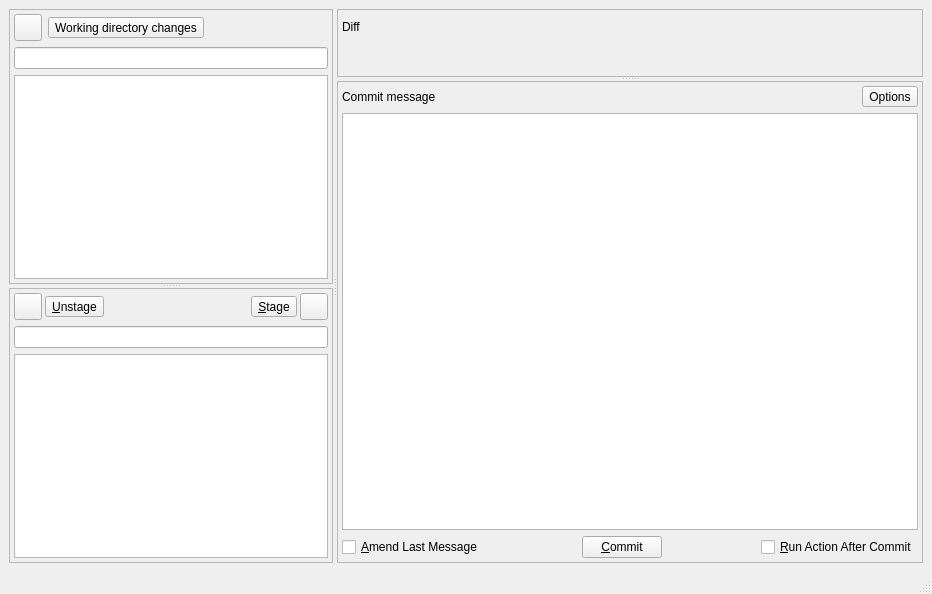
Old version of the form qgitc/commitwindow.ui in the repository timxx/qgitc.
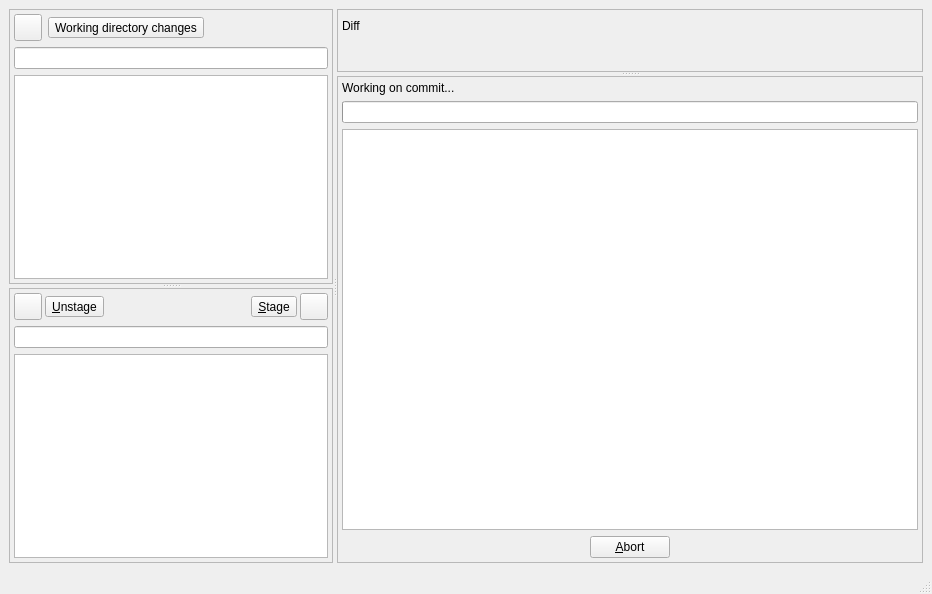
New version of the form. The open tabs and pages were chosen to show the change. Custom widgets are drawn as their Qt base class.

Commit message:
Drop commit progress dialog
This reduce steps to close the commit window

The edit to the form file:
```diff
--- a/qgitc/commitwindow.ui
+++ b/qgitc/commitwindow.ui
@@ -235,6 +235,9 @@
          <enum>QFrame::Shadow::Raised</enum>
         </property>
         <layout class="QVBoxLayout" name="verticalLayout">
+         <property name="spacing">
+          <number>6</number>
+         </property>
          <property name="leftMargin">
           <number>4</number>
          </property>
@@ -279,6 +282,25 @@
          </item>
         </layout>
        </widget>
+       <widget class="QStackedWidget" name="stackedWidget">
+        <property name="currentIndex">
+         <number>0</number>
+        </property>
+        <widget class="QWidget" name="pageMessage">
+         <layout class="QVBoxLayout" name="verticalLayout_4">
+          <property name="leftMargin">
+           <number>0</number>
+          </property>
+          <property name="topMargin">
+           <number>0</number>
+          </property>
+          <property name="rightMargin">
+           <number>0</number>
+          </property>
+          <property name="bottomMargin">
+           <number>0</number>
+          </property>
+          <item>
        <widget class="QFrame" name="frame_4">
         <property name="frameShape">
          <enum>QFrame::Shape::StyledPanel</enum>
@@ -407,6 +429,111 @@
           </layout>
          </item>
         </layout>
+           </widget>
+          </item>
+         </layout>
+        </widget>
+        <widget class="QWidget" name="pageProgress">
+         <layout class="QVBoxLayout" name="verticalLayout_7">
+          <property name="leftMargin">
+           <number>0</number>
+          </property>
+          <property name="topMargin">
+           <number>0</number>
+          </property>
+          <property name="rightMargin">
+           <number>0</number>
+          </property>
+          <property name="bottomMargin">
+           <number>0</number>
+          </property>
+          <item>
+           <widget class="QFrame" name="frame_5">
+            <property name="frameShape">
+             <enum>QFrame::Shape::StyledPanel</enum>
+            </property>
+            <property name="frameShadow">
+             <enum>QFrame::Shadow::Raised</enum>
+            </property>
+            <layout class="QVBoxLayout" name="verticalLayout_6">
+             <property name="leftMargin">
+              <number>4</number>
+             </property>
+             <property name="topMargin">
+              <number>4</number>
+             </property>
+             <property name="rightMargin">
+              <number>4</number>
+             </property>
+             <property name="bottomMargin">
+              <number>4</number>
+             </property>
+             <item>
+              <widget class="QLabel" name="lbStatus">
+               <property name="text">
+                <string>Working on commit...</string>
+               </property>
+              </widget>
+             </item>
+             <item>
+              <widget class="QProgressBar" name="progressBar">
+               <property name="value">
+                <number>0</number>
+               </property>
+               <property name="textVisible">
+                <bool>false</bool>
+               </property>
+              </widget>
+             </item>
+             <item>
+              <widget class="QPlainTextEdit" name="teOutput">
+               <property name="readOnly">
+                <bool>true</bool>
+               </property>
+              </widget>
+             </item>
+             <item>
+              <layout class="QHBoxLayout" name="horizontalLayout_7">
+               <item>
+                <spacer name="horizontalSpacer_6">
+                 <property name="orientation">
+                  <enum>Qt::Orientation::Horizontal</enum>
+                 </property>
+                 <property name="sizeHint" stdset="0">
+                  <size>
+                   <width>40</width>
+                   <height>20</height>
+                  </size>
+                 </property>
+                </spacer>
+               </item>
+               <item>
+                <widget class="QPushButton" name="btnAction">
+                 <property name="text">
+                  <string>&amp;Abort</string>
+                 </property>
+                </widget>
+               </item>
+               <item>
+                <spacer name="horizontalSpacer_8">
+                 <property name="orientation">
+                  <enum>Qt::Orientation::Horizontal</enum>
+                 </property>
+                 <property name="sizeHint" stdset="0">
+                  <size>
+                   <width>40</width>
+                   <height>20</height>
+                  </size>
+                 </property>
+                </spacer>
+               </item>
+              </layout>
+             </item>
+            </layout>
+           </widget>
+          </item>
+         </layout>
+        </widget>
        </widget>
       </widget>
      </widget>
```
Lines whose indentation alone changed are shown as unchanged. The commit also changes 2 other files.
